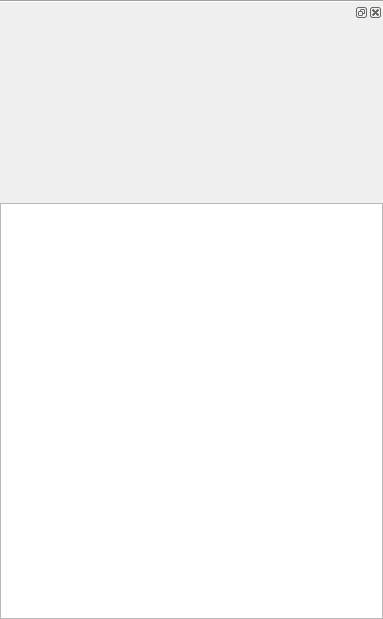
Before: the Qt Designer form src/editor/propertytab.ui in aibolem/TeleScore, drawn with Qt 5.
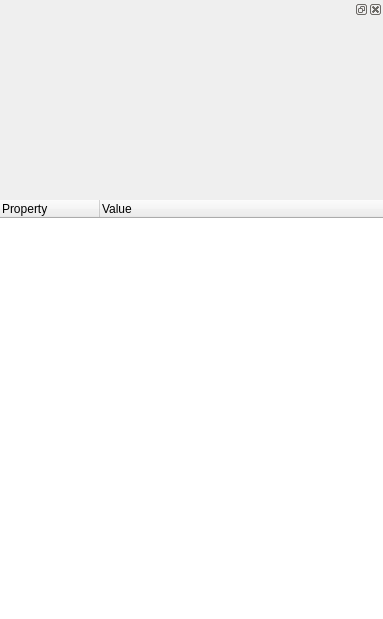
After: the same form once the commit is applied.

```diff
--- a/src/editor/propertytab.ui
+++ b/src/editor/propertytab.ui
@@ -29,21 +29,11 @@
    <property name="spacing">
     <number>0</number>
    </property>
-   <item row="2" column="0">
-    <widget class="Line" name="line">
-     <property name="orientation">
-      <enum>Qt::Horizontal</enum>
-     </property>
-    </widget>
-   </item>
-   <item row="4" column="0">
-    <widget class="QTableWidget" name="tableWidget"/>
-   </item>
    <item row="3" column="0">
     <widget class="QDockWidget" name="dockWidget">
      <property name="minimumSize">
       <size>
-       <width>82</width>
+       <width>99</width>
        <height>100</height>
       </size>
      </property>
@@ -56,6 +46,42 @@
      <widget class="QWidget" name="dockWidgetContents"/>
     </widget>
    </item>
+   <item row="4" column="0">
+    <widget class="Line" name="line">
+     <property name="frameShape">
+      <enum>QFrame::NoFrame</enum>
+     </property>
+     <property name="orientation">
+      <enum>Qt::Vertical</enum>
+     </property>
+    </widget>
+   </item>
+   <item row="5" column="0">
+    <widget class="QTreeWidget" name="treeWidget">
+     <property name="frameShape">
+      <enum>QFrame::NoFrame</enum>
+     </property>
+     <property name="indentation">
+      <number>30</number>
+     </property>
+     <property name="rootIsDecorated">
+      <bool>false</bool>
+     </property>
+     <attribute name="headerVisible">
+      <bool>true</bool>
+     </attribute>
+     <column>
+      <property name="text">
+       <string>Property</string>
+      </property>
+     </column>
+     <column>
+      <property name="text">
+       <string>Value</string>
+      </property>
+     </column>
+    </widget>
+   </item>
   </layout>
  </widget>
  <resources/>
```
